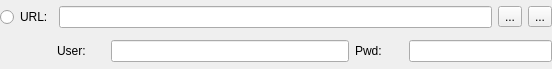
Above: src/Preferences/OsmServerWidget.ui from openstreetmap/merkaartor before the change. Below: the same form after it.
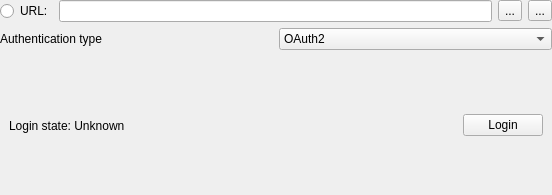
That is the form after the change. Icons and pictures are not drawn.

The edit to the form file:
```diff
--- a/src/Preferences/OsmServerWidget.ui
+++ b/src/Preferences/OsmServerWidget.ui
@@ -7,7 +7,7 @@
     <x>0</x>
     <y>0</y>
     <width>552</width>
-    <height>69</height>
+    <height>195</height>
    </rect>
   </property>
   <property name="windowTitle">
@@ -54,20 +54,40 @@
     </layout>
    </item>
    <item>
-    <layout class="QHBoxLayout" name="horizontalLayout" stretch="0,1,5,1,3">
+    <layout class="QHBoxLayout" name="horizontalLayout_6">
      <item>
-      <spacer name="horizontalSpacer">
-       <property name="orientation">
-        <enum>Qt::Horizontal</enum>
+      <widget class="QLabel" name="label">
+       <property name="text">
+        <string>Authentication type</string>
        </property>
-       <property name="sizeHint" stdset="0">
-        <size>
-         <width>57</width>
-         <height>20</height>
-        </size>
+      </widget>
+     </item>
+     <item>
+      <widget class="QComboBox" name="authType">
+       <property name="currentIndex">
+        <number>1</number>
        </property>
-      </spacer>
-     </item>
+       <item>
+        <property name="text">
+         <string>Username and password (deprecated)</string>
+        </property>
+       </item>
+       <item>
+        <property name="text">
+         <string>OAuth2</string>
+        </property>
+       </item>
+      </widget>
+     </item>
+    </layout>
+   </item>
+   <item>
+    <widget class="QStackedWidget" name="credentials">
+     <property name="currentIndex">
+      <number>1</number>
+     </property>
+     <widget class="QWidget" name="Page1">
+      <layout class="QHBoxLayout" name="horizontalLayout" stretch="1,5,1,3">
      <item>
       <widget class="QLabel" name="label_14">
        <property name="text">
@@ -93,17 +113,41 @@
       </widget>
      </item>
     </layout>
-   </item>
-  </layout>
-  <zorder>rbOsmServerSelected</zorder>
-  <zorder>edOsmServerUrl</zorder>
-  <zorder>label_14</zorder>
-  <zorder>edOsmServerUser</zorder>
-  <zorder>label_13</zorder>
-  <zorder>edOsmServerPwd</zorder>
-  <zorder>tbOsmServerAdd</zorder>
-  <zorder>tbOsmServerDel</zorder>
-  <zorder>label_14</zorder>
+     </widget>
+     <widget class="QWidget" name="page">
+      <layout class="QHBoxLayout" name="horizontalLayout_3">
+       <item>
+        <widget class="QLabel" name="lbLoginState">
+         <property name="text">
+          <string>Login state: Unknown</string>
+         </property>
+        </widget>
+       </item>
+       <item>
+        <spacer name="horizontalSpacer">
+         <property name="orientation">
+          <enum>Qt::Horizontal</enum>
+         </property>
+         <property name="sizeHint" stdset="0">
+          <size>
+           <width>309</width>
+           <height>20</height>
+          </size>
+         </property>
+        </spacer>
+       </item>
+       <item>
+        <widget class="QPushButton" name="tbOAuth2Login">
+         <property name="text">
+          <string>Login</string>
+         </property>
+        </widget>
+       </item>
+      </layout>
+     </widget>
+    </widget>
+   </item>
+  </layout>
  </widget>
  <resources>
   <include location="../../Icons/AllIcons.qrc"/>
```
Left out of the diff: 30 changed lines with no effect on the pictures. Lines whose indentation alone changed are shown as unchanged.
